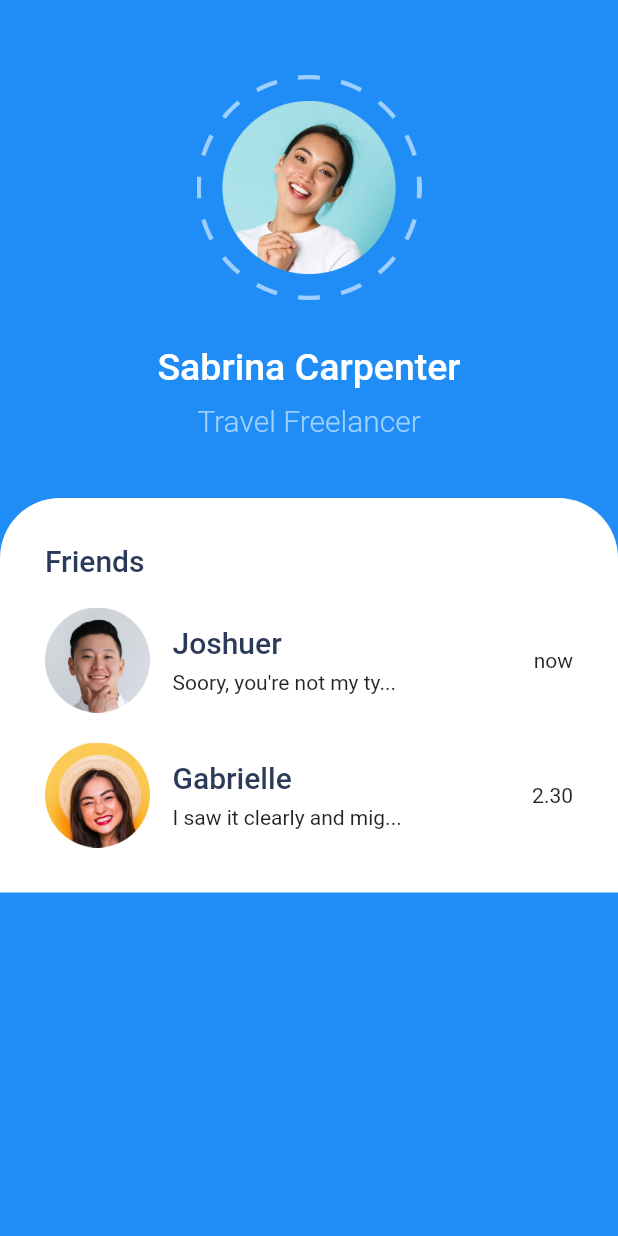
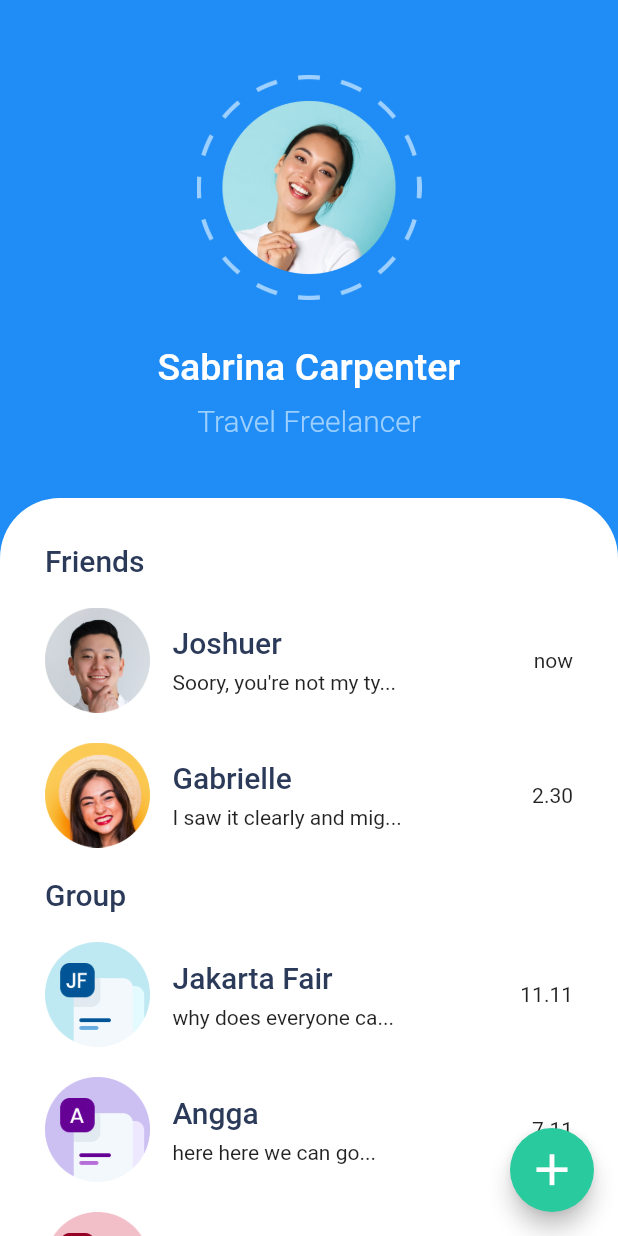
Before and after one commit to arifin1301/slicing-chatty-app, a Flutter app: the screen it shows after launch, on a phone screen of 412 x 824 dp. Run offline on Flutter 3.47's test engine with Material 2 defaults, Android fonts, the light colour scheme and no system bars.

Commit message:
finished slicing home page

```diff
--- a/lib/pages/home_page.dart
+++ b/lib/pages/home_page.dart
@@ -7,8 +7,19 @@ class HomePage extends StatelessWidget {
   Widget build(BuildContext context) {
     return Scaffold(
         backgroundColor: blueColor,
+        floatingActionButton: FloatingActionButton(
+          onPressed: () {},
+          child: Icon(
+            Icons.add,
+            size: 35,
+          ),
+          backgroundColor: cyan,
+        ),
+        floatingActionButtonLocation: FloatingActionButtonLocation.endFloat,
         body: SafeArea(
+          bottom: false,
           child: Center(
+            child: SingleChildScrollView(
               child: Column(
                 children: [
                   SizedBox(
@@ -63,12 +74,38 @@ class HomePage extends StatelessWidget {
                           text: "I saw it clearly and mig...",
                           time: '2.30',
                         ),
+                        SizedBox(
+                          height: 20,
+                        ),
+                        Text(
+                          "Group",
+                          style: title,
+                        ),
+                        ChatTile(
+                          imageUrl: "assets/images/grup3.png",
+                          name: 'Jakarta Fair',
+                          text: 'why does everyone ca...',
+                          time: '11.11',
+                        ),
+                        ChatTile(
+                          imageUrl: "assets/images/grup1.png",
+                          name: 'Angga',
+                          text: 'here here we can go...',
+                          time: '7.11',
+                        ),
+                        ChatTile(
+                          imageUrl: "assets/images/grup2.png",
+                          name: 'Bentley',
+                          text: 'The car which does not...',
+                          time: '21.11',
+                        ),
                       ],
                     ),
                   )
                 ],
               ),
             ),
+          ),
         ));
   }
 }
```
Lines whose indentation alone changed are shown as unchanged.
